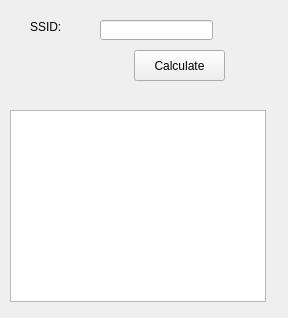
This is forms/routerkeygen.ui in routerkeygen/routerkeygenPC as Qt 5 draws it before an edit. The edited form follows.
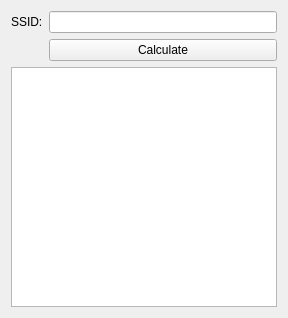
This is the edited form.

Commit message: Nicer form.

Diff of the .ui file:
```diff
--- a/forms/routerkeygen.ui
+++ b/forms/routerkeygen.ui
@@ -14,52 +14,28 @@
    <string>RouterKeygen</string>
   </property>
   <widget class="QWidget" name="centralWidget">
-   <widget class="QListWidget" name="listWidget">
-    <property name="geometry">
-     <rect>
-      <x>10</x>
-      <y>110</y>
-      <width>256</width>
-      <height>192</height>
-     </rect>
-    </property>
-   </widget>
-   <widget class="QPushButton" name="calcButton">
-    <property name="geometry">
-     <rect>
-      <x>134</x>
-      <y>50</y>
-      <width>91</width>
-      <height>31</height>
-     </rect>
-    </property>
-    <property name="text">
-     <string>Calculate</string>
-    </property>
-   </widget>
-   <widget class="QLineEdit" name="inputSSID">
-    <property name="geometry">
-     <rect>
-      <x>100</x>
-      <y>20</y>
-      <width>113</width>
-      <height>20</height>
-     </rect>
-    </property>
-   </widget>
-   <widget class="QLabel" name="labelSSID">
-    <property name="geometry">
-     <rect>
-      <x>30</x>
-      <y>20</y>
-      <width>46</width>
-      <height>13</height>
-     </rect>
-    </property>
-    <property name="text">
-     <string>SSID:</string>
-    </property>
-   </widget>
+   <layout class="QGridLayout" name="gridLayout">
+    <item row="0" column="0">
+     <widget class="QLabel" name="labelSSID">
+      <property name="text">
+       <string>SSID:</string>
+      </property>
+     </widget>
+    </item>
+    <item row="0" column="1">
+     <widget class="QLineEdit" name="inputSSID"/>
+    </item>
+    <item row="1" column="1">
+     <widget class="QPushButton" name="calcButton">
+      <property name="text">
+       <string>Calculate</string>
+      </property>
+     </widget>
+    </item>
+    <item row="2" column="0" colspan="2">
+     <widget class="QListWidget" name="listWidget"/>
+    </item>
+   </layout>
   </widget>
  </widget>
  <layoutdefault spacing="6" margin="11"/>
```
